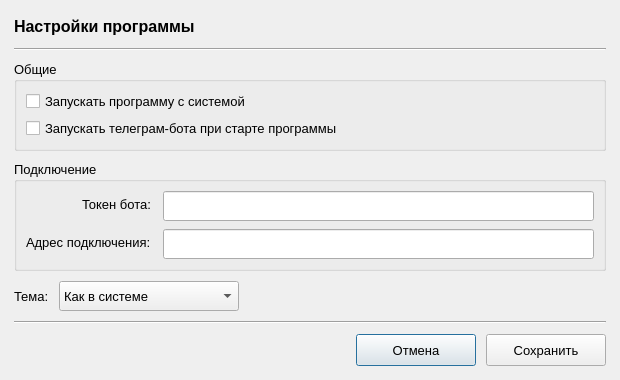
Old version of the form resources/ui/settings_ui.ui in the repository Vanillllla/tg_mine_server_bot.
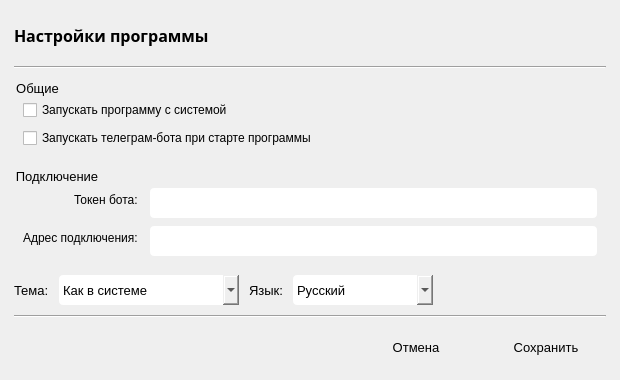
New version of the form.

Patch:
```diff
--- a/resources/ui/settings_ui.ui
+++ b/resources/ui/settings_ui.ui
@@ -24,12 +24,29 @@
   </property>
   <property name="font">
    <font>
+    <family>Segoe UI</family>
     <pointsize>10</pointsize>
    </font>
   </property>
   <property name="windowTitle">
    <string>Настройки</string>
   </property>
+  <property name="styleSheet">
+   <string notr="true">QGroupBox {
+    border-radius: 4px;
+    margin-top: 6px;
+    padding-top: 6px;
+}
+QPushButton {
+    min-height: 30px;
+    border-radius: 4px;
+    padding: 4px 10px;
+}
+QLineEdit, QComboBox {
+    border-radius: 4px;
+    padding: 4px;
+}</string>
+  </property>
   <layout class="QVBoxLayout" name="verticalLayout">
    <property name="leftMargin">
     <number>14</number>
@@ -50,9 +67,10 @@
     <widget class="QLabel" name="label">
      <property name="font">
       <font>
+       <family>Segoe UI Semibold</family>
        <pointsize>12</pointsize>
-       <weight>75</weight>
-       <bold>true</bold>
+       <weight>63</weight>
+       <bold>false</bold>
       </font>
      </property>
      <property name="text">
@@ -73,6 +91,9 @@
       <string>Общие</string>
      </property>
      <layout class="QVBoxLayout" name="verticalLayout_2">
+      <property name="spacing">
+       <number>8</number>
+      </property>
       <item>
        <widget class="QCheckBox" name="autostart_checkBox">
         <property name="text">
@@ -184,6 +205,33 @@
        </item>
       </widget>
      </item>
+     <item>
+      <widget class="QLabel" name="label_6">
+       <property name="text">
+        <string>Язык:</string>
+       </property>
+      </widget>
+     </item>
+     <item>
+      <widget class="QComboBox" name="languageComboBox">
+       <property name="minimumSize">
+        <size>
+         <width>140</width>
+         <height>30</height>
+        </size>
+       </property>
+       <item>
+        <property name="text">
+         <string>Русский</string>
+        </property>
+       </item>
+       <item>
+        <property name="text">
+         <string>English</string>
+        </property>
+       </item>
+      </widget>
+     </item>
      <item>
       <spacer name="horizontalSpacer">
        <property name="orientation">
@@ -208,6 +256,9 @@
    </item>
    <item>
     <layout class="QHBoxLayout" name="buttonsLayout">
+     <property name="spacing">
+      <number>10</number>
+     </property>
      <item>
       <spacer name="horizontalSpacer_2">
        <property name="orientation">
```
